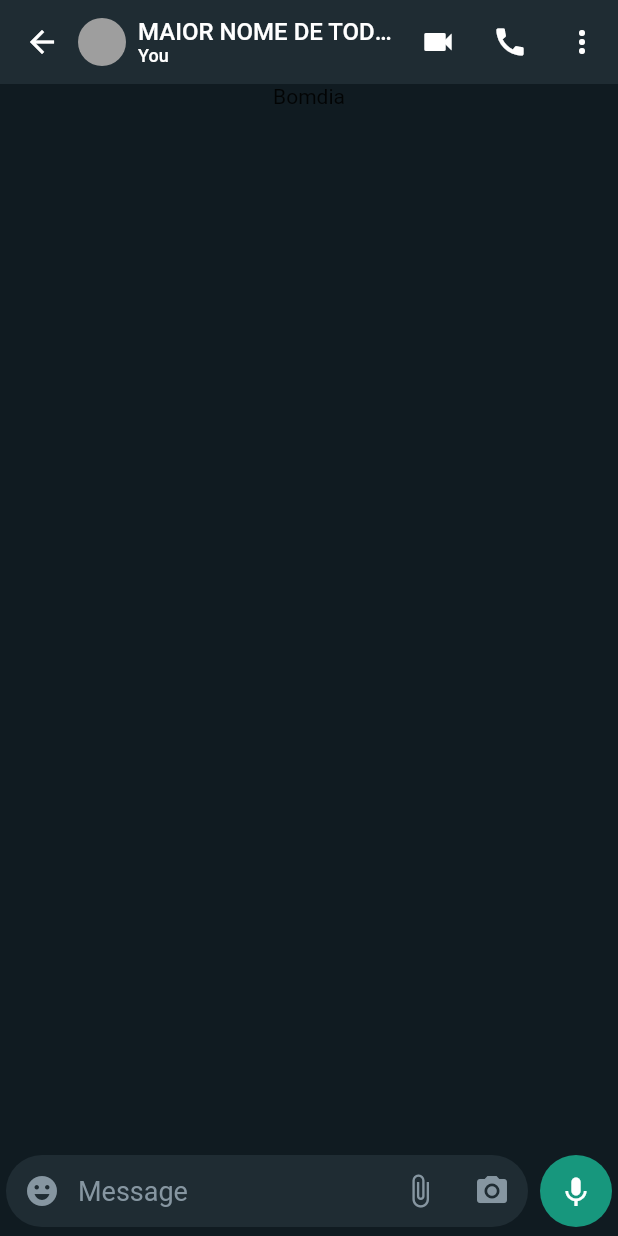
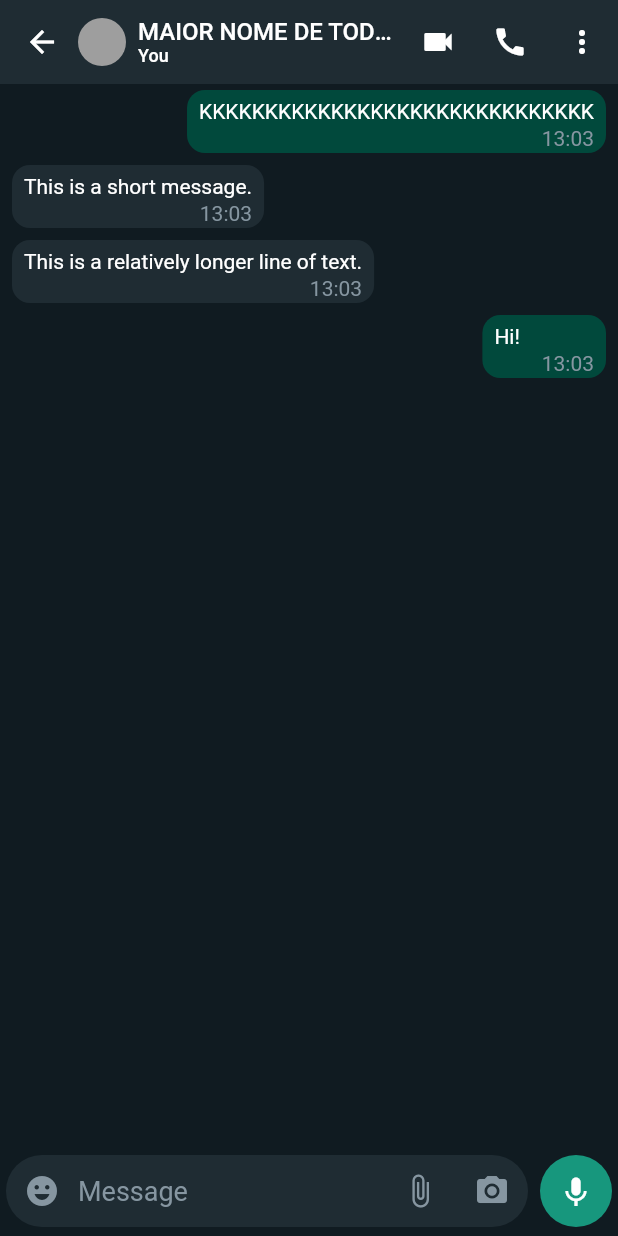
Before and after one commit to oliveira88/whatsapp, a Flutter app: the SingleChat screen opened by its route, on a phone screen of 412 x 824 dp. Run offline on Flutter 3.47's test engine with Material 2 defaults, Android fonts, the phone set to English and light mode, and no system bars.

Commit message:
Added messages to the single chat page

```diff
--- a/lib/views/chat/single_chat_page.dart
+++ b/lib/views/chat/single_chat_page.dart
@@ -1,6 +1,24 @@
 import 'package:flutter/material.dart';
 import 'package:whatsapp/theme/theme.dart';
 import 'package:whatsapp/views/chat/chat_header_widget.dart';
+import 'package:whatsapp/views/chat/chat_input_message_widget.dart';
+import 'package:whatsapp/views/chat/chat_text_widget.dart';
+
+class Teste {
+  final String message;
+  final bool fromYou;
+
+  Teste(this.message, this.fromYou);
+
+  Teste.fromJson(Map<String, dynamic> json)
+      : message = json['message'],
+        fromYou = json['fromYou'];
+
+  Map<String, dynamic> toJson() => {
+        'message': message,
+        'fromYou': fromYou,
+      };
+}
 
 class SingleChat extends StatelessWidget {
   const SingleChat({Key? key}) : super(key: key);
@@ -8,6 +26,24 @@ class SingleChat extends StatelessWidget {
   @override
   Widget build(BuildContext context) {
     final _textController = TextEditingController();
+    final List<Map<String, dynamic>> messages = [
+      {
+        'message': 'KKKKKKKKKKKKKKKKKKKKKKKKKKKKKK',
+        'fromYou': 'true',
+      },
+      {
+        'message': 'This is a short message.',
+        'fromYou': 'false',
+      },
+      {
+        'message': 'This is a relatively longer line of text.',
+        'fromYou': 'false',
+      },
+      {
+        'message': 'Hi!',
+        'fromYou': 'true',
+      },
+    ];
     return Scaffold(
       appBar: ChatHeader(
         title: 'MAIOR NOME DE TODOS LOS T',
@@ -15,92 +51,69 @@ class SingleChat extends StatelessWidget {
       ),
       body: Column(
         children: [
-          Text('Bomdia'),
           Expanded(
-            child: Row(
-              mainAxisAlignment: MainAxisAlignment.end,
-              crossAxisAlignment: CrossAxisAlignment.end,
-              children: [
-                Expanded(
-                  child: Column(
-                    mainAxisSize: MainAxisSize.max,
-                    mainAxisAlignment: MainAxisAlignment.end,
-                    children: [
-                      Container(
-                        margin:
-                            EdgeInsets.symmetric(vertical: 6, horizontal: 4),
-                        decoration: BoxDecoration(
-                          color: ColorTheme.Primary,
-                          borderRadius: BorderRadius.all(Radius.circular(50)),
-                        ),
-                        child: Row(
-                          children: [
-                            IconButton(
-                              onPressed: () {},
-                              icon: Icon(
-                                Icons.emoji_emotions,
-                                color: ColorTheme.GreyPrimary,
+            child: ListView.builder(
+              itemCount: messages.length,
+              itemBuilder: (context, index) {
+                return Flex(
+                  direction: Axis.horizontal,
+                  mainAxisAlignment: messages[index]['fromYou'] == 'true'
+                      ? MainAxisAlignment.end
+                      : MainAxisAlignment.start,
+                  children: [
+                    Container(
+                      padding: const EdgeInsets.symmetric(
+                        vertical: 6,
+                        horizontal: 8,
+                      ),
+                      margin: const EdgeInsets.symmetric(
+                        vertical: 4,
+                        horizontal: 8.0,
+                      ),
+                      constraints: BoxConstraints(
+                        maxWidth: MediaQuery.of(context).size.width * 0.7,
+                        minWidth: MediaQuery.of(context).size.width * 0.2,
+                      ),
+                      decoration: messages[index]['fromYou'] == 'true'
+                          ? BoxDecoration(
+                              color: ColorTheme.GreenSecondary,
+                              borderRadius: BorderRadius.all(
+                                Radius.circular(12.0),
+                              ),
+                            )
+                          : BoxDecoration(
+                              color: ColorTheme.Primary,
+                              borderRadius: BorderRadius.all(
+                                Radius.circular(12.0),
                               ),
                             ),
-                            Flexible(
-                              child: TextField(
-                                controller: _textController,
-                                cursorColor: ColorTheme.GreenPrimary,
-                                textCapitalization:
-                                    TextCapitalization.sentences,
-                                cursorWidth: 2,
-                                decoration: InputDecoration(
-                                  border: InputBorder.none,
-                                  hintText: 'Message',
-                                  hintStyle: TextStyle(
-                                    color: ColorTheme.GreyPrimary,
-                                  ),
-                                ),
-                                style: TextStyle(
-                                    color: Colors.white, fontSize: 18),
+                      child: Container(
+                        margin: EdgeInsets.only(bottom: 14),
+                        child: Stack(
+                          clipBehavior: Clip.none,
+                          children: [
+                            Positioned(
+                              top: 18,
+                              right: 0,
+                              child: Text(
+                                '13:03',
+                                style: TextStyle(color: ColorTheme.GreyPrimary),
                               ),
                             ),
-                            IconButton(
-                              onPressed: () {},
-                              icon: Icon(
-                                Icons.attach_file,
-                                color: ColorTheme.GreyPrimary,
-                              ),
+                            Text(
+                              messages[index]['message'] ?? '',
+                              style: TextStyle(color: Colors.white),
                             ),
-                            _textController.text.isEmpty
-                                ? IconButton(
-                                    onPressed: () {},
-                                    icon: Icon(
-                                      Icons.camera_alt,
-                                      color: ColorTheme.GreyPrimary,
-                                    ),
-                                  )
-                                : SizedBox(),
                           ],
                         ),
                       ),
-                    ],
-                  ),
-                ),
-                Container(
-                  margin: EdgeInsets.symmetric(vertical: 6, horizontal: 4),
-                  decoration: BoxDecoration(
-                    color: ColorTheme.GreenPrimary,
-                    shape: BoxShape.circle,
-                  ),
-                  child: IconButton(
-                    onPressed: () {},
-                    icon: Icon(
-                      _textController.text.isEmpty
-                          ? Icons.keyboard_voice
-                          : Icons.send,
-                      color: Colors.white,
                     ),
-                  ),
-                )
-              ],
+                  ],
+                );
+              },
             ),
           ),
+          ChatInputMessageWidget(textController: _textController),
         ],
       ),
     );
```
